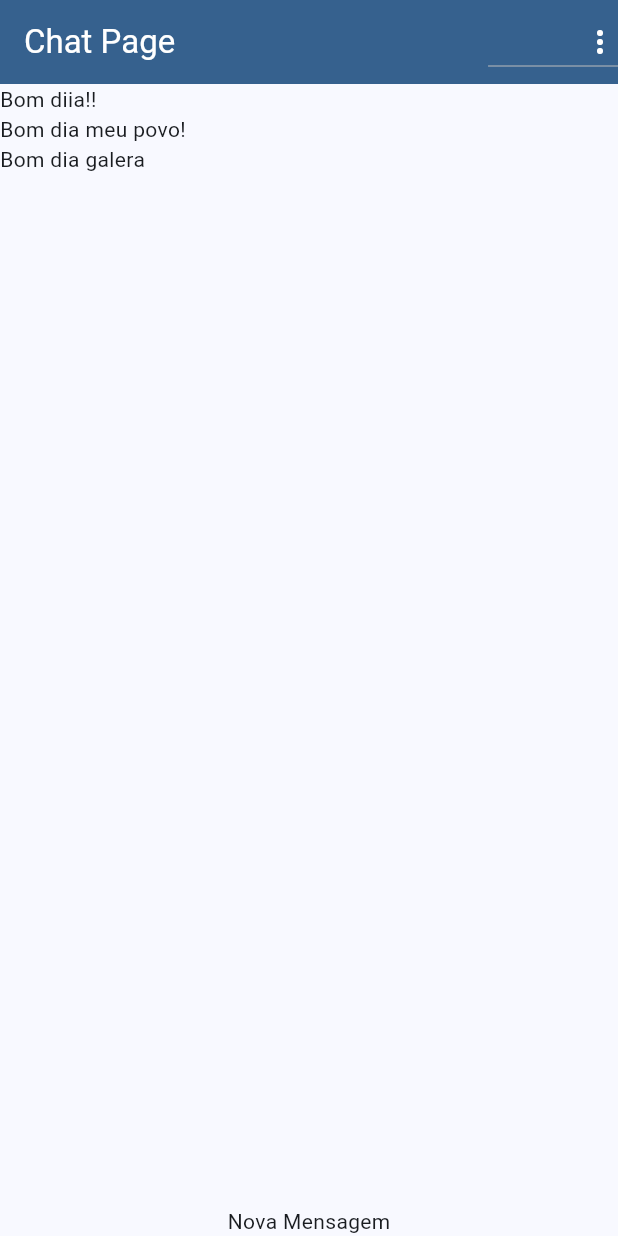
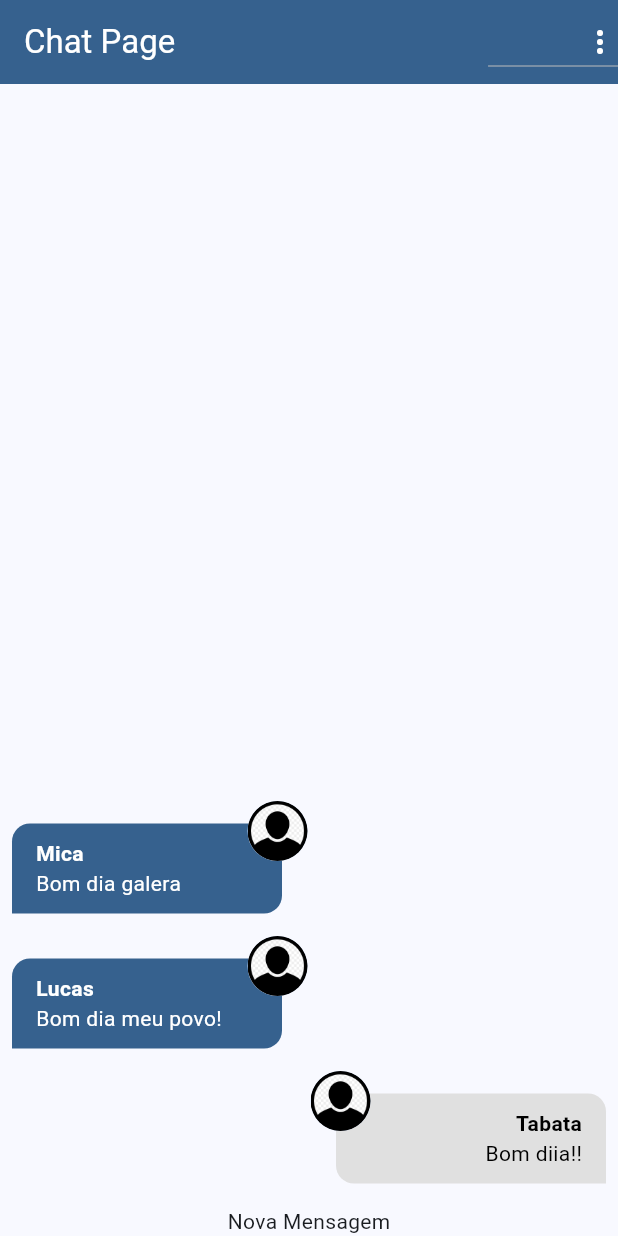
Before and after one commit to Matheus-Doerzbacher/app_chat_aula, a Flutter app: the screen it shows after launch, on a phone screen of 412 x 824 dp. Run offline on Flutter 3.47's test engine with Material 3 defaults, Android fonts, the phone set to English and light mode, and no system bars; our stand-ins replace image_picker; accounts and stored records are empty.

Commit message:
final aula 384

```diff
--- /dev/null
+++ b/lib/components/message_bubble.dart
@@ -0,0 +1,98 @@
+import 'dart:io';
+
+import 'package:app_chat_aula/models/chat_message.dart';
+import 'package:flutter/material.dart';
+
+class MessageBubble extends StatelessWidget {
+  static const _defaultImage = 'assets/images/avatar.png';
+  final ChatMessage message;
+  final bool belongsToCurrentUser;
+
+  const MessageBubble({
+    super.key,
+    required this.message,
+    required this.belongsToCurrentUser,
+  });
+
+  Widget _showUserImage(String imageURL) {
+    ImageProvider? provider;
+    final uri = Uri.parse(imageURL);
+    if (uri.path.contains(_defaultImage)) {
+      provider = const AssetImage(_defaultImage);
+    } else if (uri.scheme.contains('http')) {
+      provider = NetworkImage(uri.toString());
+    } else {
+      provider = FileImage(File(uri.toString()));
+    }
+
+    return CircleAvatar(
+      backgroundImage: provider,
+    );
+  }
+
+  @override
+  Widget build(BuildContext context) {
+    return Stack(
+      children: [
+        Row(
+          mainAxisAlignment: belongsToCurrentUser
+              ? MainAxisAlignment.end
+              : MainAxisAlignment.start,
+          children: [
+            Container(
+              decoration: BoxDecoration(
+                color: belongsToCurrentUser
+                    ? Colors.grey.shade300
+                    : Theme.of(context).primaryColor,
+                borderRadius: BorderRadius.only(
+                  topLeft: const Radius.circular(12),
+                  topRight: const Radius.circular(12),
+                  bottomLeft: belongsToCurrentUser
+                      ? const Radius.circular(12)
+                      : const Radius.circular(0),
+                  bottomRight: belongsToCurrentUser
+                      ? const Radius.circular(0)
+                      : const Radius.circular(12),
+                ),
+              ),
+              width: 180,
+              padding: const EdgeInsets.symmetric(
+                vertical: 10,
+                horizontal: 16,
+              ),
+              margin: const EdgeInsets.symmetric(
+                vertical: 15,
+                horizontal: 8,
+              ),
+              child: Column(
+                crossAxisAlignment: belongsToCurrentUser
+                    ? CrossAxisAlignment.end
+                    : CrossAxisAlignment.start,
+                children: [
+                  Text(
+                    message.userName,
+                    style: TextStyle(
+                      color: belongsToCurrentUser ? Colors.black : Colors.white,
+                      fontWeight: FontWeight.bold,
+                    ),
+                  ),
+                  Text(
+                    message.text,
+                    style: TextStyle(
+                      color: belongsToCurrentUser ? Colors.black : Colors.white,
+                    ),
+                  ),
+                ],
+              ),
+            ),
+          ],
+        ),
+        Positioned(
+            top: 0,
+            right: belongsToCurrentUser ? 165 : null,
+            left: belongsToCurrentUser ? null : 165,
+            child: _showUserImage(message.userImageURL)),
+      ],
+    );
+  }
+}
--- a/lib/components/messages.dart
+++ b/lib/components/messages.dart
@@ -1,4 +1,6 @@
+import 'package:app_chat_aula/components/message_bubble.dart';
 import 'package:app_chat_aula/models/chat_message.dart';
+import 'package:app_chat_aula/service/auth/auth_service.dart';
 import 'package:app_chat_aula/service/chat/chat_service.dart';
 import 'package:flutter/material.dart';
 
@@ -7,6 +9,7 @@
 
   @override
   Widget build(BuildContext context) {
+    final currentUser = AuthService().currentUser;
     return StreamBuilder<List<ChatMessage>>(
       stream: ChatService().messageStream(),
       builder: (context, snapshot) {
@@ -19,8 +22,13 @@
         } else {
           final msgs = snapshot.data!;
           return ListView.builder(
+            reverse: true,
             itemCount: msgs.length,
-            itemBuilder: (context, index) => Text(msgs[index].text),
+            itemBuilder: (context, index) => MessageBubble(
+              key: ValueKey(msgs[index].id),
+              message: msgs[index],
+              belongsToCurrentUser: currentUser?.id == msgs[index].userId,
+            ),
           );
         }
       },
--- a/lib/service/auth/auth_mock_service.dart
+++ b/lib/service/auth/auth_mock_service.dart
@@ -8,8 +8,8 @@
 class AuthMockService implements AuthService {
   static const _defaultUser = ChatUser(
     id: '1',
-    name: 'Matheus',
-    email: 'matheus@gmail.com',
+    name: 'Tabata',
+    email: 'tabata@gmail.com',
     imageURL: 'assets/images/avatar.png',
   );
 
--- a/lib/service/chat/chat_mock_service.dart
+++ b/lib/service/chat/chat_mock_service.dart
@@ -10,7 +10,7 @@
       id: '1',
       text: 'Bom diia!!',
       createdAt: DateTime.now(),
-      userId: '123',
+      userId: '1',
       userName: 'Tabata',
       userImageURL: 'assets/images/avatar.png',
     ),
```
